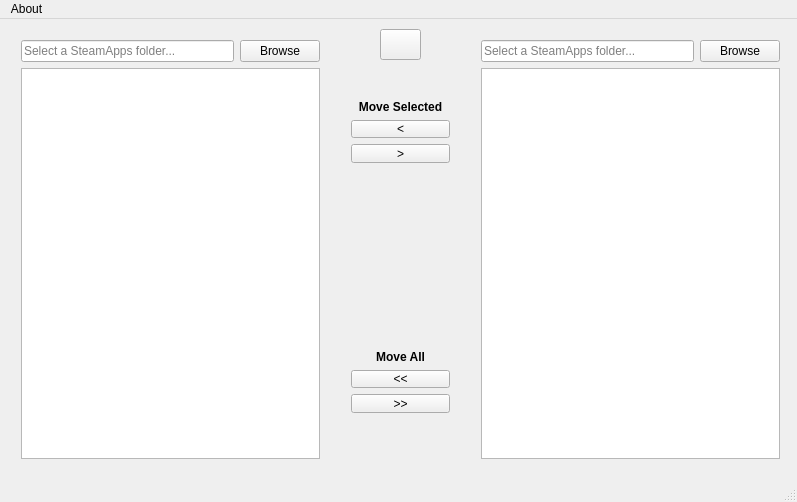
This is SteamGameMover/MainWindow.ui in larryprice/SteamGameMover as Qt 5 draws it before an edit. The edited form follows.
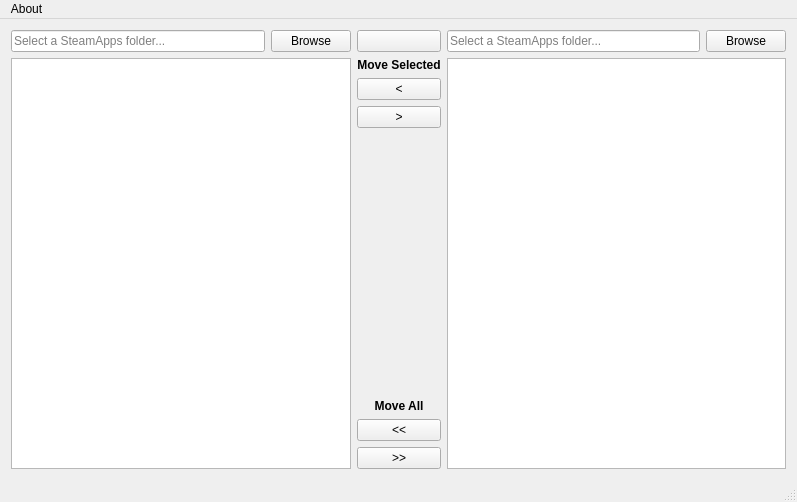
This is the edited form. Icons and pictures are not drawn.

Patch:
```diff
--- a/SteamGameMover/MainWindow.ui
+++ b/SteamGameMover/MainWindow.ui
@@ -24,15 +24,8 @@
    <bool>false</bool>
   </property>
   <widget class="QWidget" name="centralWidget">
-   <widget class="QWidget" name="verticalLayoutWidget">
-    <property name="geometry">
-     <rect>
-      <x>10</x>
-      <y>10</y>
-      <width>321</width>
-      <height>441</height>
-     </rect>
-    </property>
+   <layout class="QGridLayout" name="gridLayout_2">
+    <item row="0" column="0" rowspan="3">
     <layout class="QVBoxLayout" name="verticalLayout">
      <item>
       <layout class="QHBoxLayout" name="horizontalLayout_2">
@@ -60,16 +53,28 @@
       </widget>
      </item>
     </layout>
-   </widget>
-   <widget class="QWidget" name="verticalLayoutWidget_2">
-    <property name="geometry">
-     <rect>
-      <x>470</x>
-      <y>10</y>
-      <width>321</width>
-      <height>441</height>
-     </rect>
-    </property>
+    </item>
+    <item row="0" column="1">
+     <widget class="QPushButton" name="RefreshBtn">
+      <property name="text">
+       <string/>
+      </property>
+      <property name="icon">
+       <iconset resource="resources.qrc">
+        <normaloff>:/images/images/refresh.png</normaloff>:/images/images/refresh.png</iconset>
+      </property>
+      <property name="iconSize">
+       <size>
+        <width>32</width>
+        <height>32</height>
+       </size>
+      </property>
+      <property name="flat">
+       <bool>false</bool>
+      </property>
+     </widget>
+    </item>
+    <item row="0" column="2" rowspan="3">
     <layout class="QVBoxLayout" name="verticalLayout_2">
      <item>
       <layout class="QHBoxLayout" name="horizontalLayout_3">
@@ -97,16 +102,8 @@
       </widget>
      </item>
     </layout>
-   </widget>
-   <widget class="QWidget" name="verticalLayoutWidget_3">
-    <property name="geometry">
-     <rect>
-      <x>340</x>
-      <y>70</y>
-      <width>121</width>
-      <height>85</height>
-     </rect>
-    </property>
+    </item>
+    <item row="1" column="1">
     <layout class="QVBoxLayout" name="verticalLayout_3">
      <item>
       <widget class="QLabel" name="label">
@@ -133,17 +130,22 @@
       </widget>
      </item>
     </layout>
-   </widget>
-   <widget class="QWidget" name="verticalLayoutWidget_4">
-    <property name="geometry">
-     <rect>
-      <x>340</x>
-      <y>320</y>
-      <width>121</width>
-      <height>85</height>
-     </rect>
-    </property>
+    </item>
+    <item row="2" column="1">
     <layout class="QVBoxLayout" name="verticalLayout_4">
+      <item>
+       <spacer name="verticalSpacer">
+        <property name="orientation">
+         <enum>Qt::Vertical</enum>
+        </property>
+        <property name="sizeHint" stdset="0">
+         <size>
+          <width>20</width>
+          <height>40</height>
+         </size>
+        </property>
+       </spacer>
+      </item>
      <item>
       <widget class="QLabel" name="label_2">
        <property name="text">
@@ -169,33 +171,8 @@
       </widget>
      </item>
     </layout>
-   </widget>
-   <widget class="QPushButton" name="RefreshBtn">
-    <property name="geometry">
-     <rect>
-      <x>380</x>
-      <y>10</y>
-      <width>41</width>
-      <height>31</height>
-     </rect>
-    </property>
-    <property name="text">
-     <string/>
-    </property>
-    <property name="icon">
-     <iconset resource="resources.qrc">
-      <normaloff>:/images/images/refresh.png</normaloff>:/images/images/refresh.png</iconset>
-    </property>
-    <property name="iconSize">
-     <size>
-      <width>32</width>
-      <height>32</height>
-     </size>
-    </property>
-    <property name="flat">
-     <bool>false</bool>
-    </property>
-   </widget>
+    </item>
+   </layout>
   </widget>
   <widget class="QMenuBar" name="menuBar">
    <property name="geometry">
```
Lines whose indentation alone changed are shown as unchanged.
